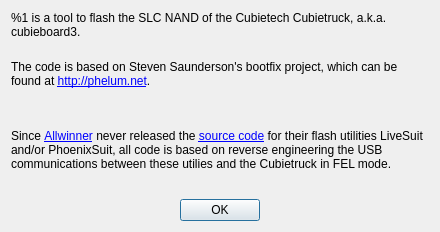
Above: about.ui from pullmoll/CubieFlash before the change. Below: the same form after it.
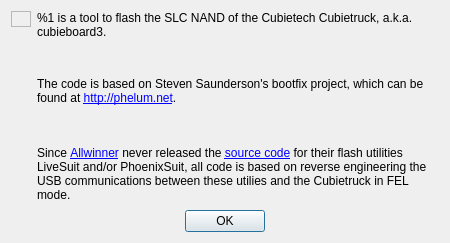
That is the form after the change. Icons and pictures are not drawn.

```diff
--- a/about.ui
+++ b/about.ui
@@ -6,14 +6,75 @@
    <rect>
     <x>0</x>
     <y>0</y>
-    <width>440</width>
-    <height>232</height>
+    <width>450</width>
+    <height>243</height>
    </rect>
   </property>
   <property name="windowTitle">
    <string>Dialog</string>
   </property>
-  <layout class="QVBoxLayout" name="verticalLayout" stretch="1,1,2,0">
+  <layout class="QVBoxLayout" name="verticalLayout">
+   <item>
+    <layout class="QHBoxLayout" name="horizontalLayout" stretch="0,1">
+     <item>
+      <layout class="QVBoxLayout" name="verticalLayout_2">
+       <item>
+        <widget class="QLabel" name="label">
+         <property name="sizePolicy">
+          <sizepolicy hsizetype="Fixed" vsizetype="Fixed">
+           <horstretch>0</horstretch>
+           <verstretch>0</verstretch>
+          </sizepolicy>
+         </property>
+         <property name="maximumSize">
+          <size>
+           <width>96</width>
+           <height>96</height>
+          </size>
+         </property>
+         <property name="font">
+          <font>
+           <stylestrategy>PreferDefault</stylestrategy>
+           <kerning>false</kerning>
+          </font>
+         </property>
+         <property name="frameShape">
+          <enum>QFrame::StyledPanel</enum>
+         </property>
+         <property name="text">
+          <string/>
+         </property>
+         <property name="textFormat">
+          <enum>Qt::PlainText</enum>
+         </property>
+         <property name="pixmap">
+          <pixmap resource="cubieflasher.qrc">:/img/cubieflasher.png</pixmap>
+         </property>
+         <property name="scaledContents">
+          <bool>true</bool>
+         </property>
+         <property name="alignment">
+          <set>Qt::AlignLeading|Qt::AlignLeft|Qt::AlignTop</set>
+         </property>
+        </widget>
+       </item>
+       <item>
+        <spacer name="verticalSpacer">
+         <property name="orientation">
+          <enum>Qt::Vertical</enum>
+         </property>
+         <property name="sizeHint" stdset="0">
+          <size>
+           <width>20</width>
+           <height>40</height>
+          </size>
+         </property>
+        </spacer>
+       </item>
+      </layout>
+     </item>
+     <item>
+      <layout class="QVBoxLayout" name="verticalLayout_1">
    <item>
     <widget class="QLabel" name="label1">
      <property name="text">
@@ -56,6 +117,10 @@
      </property>
     </widget>
    </item>
+      </layout>
+     </item>
+    </layout>
+   </item>
    <item>
     <widget class="QDialogButtonBox" name="buttonBox">
      <property name="orientation">
```
Left out of the diff: 23 changed lines with no effect on the pictures. Lines whose indentation alone changed are shown as unchanged.
